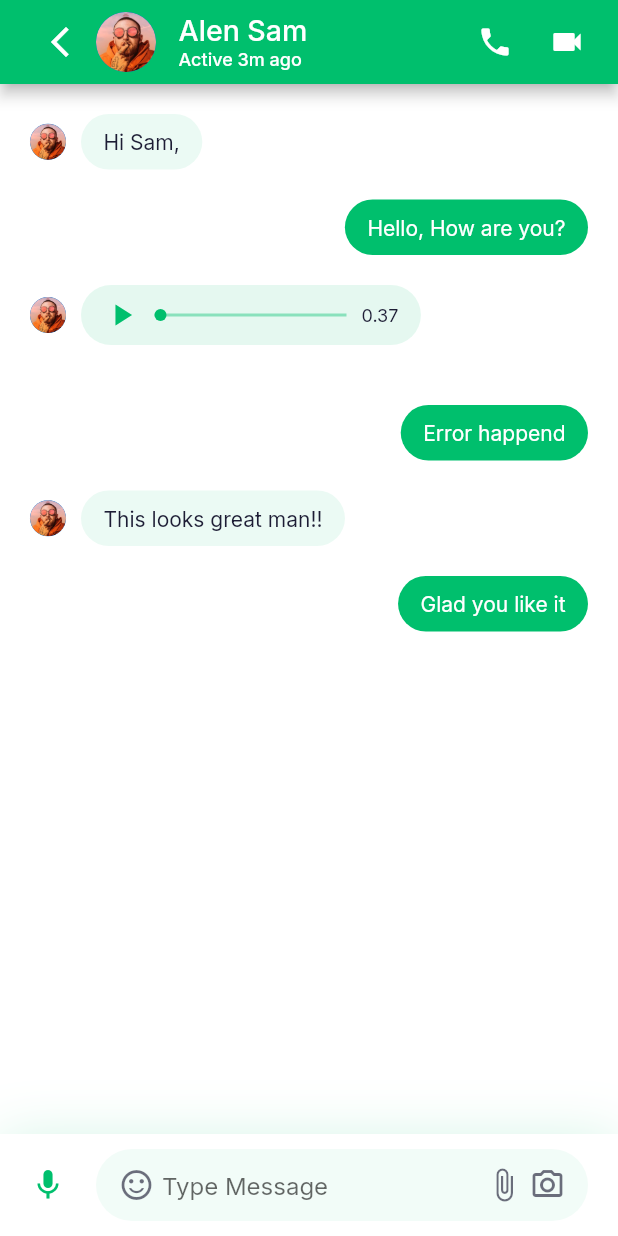
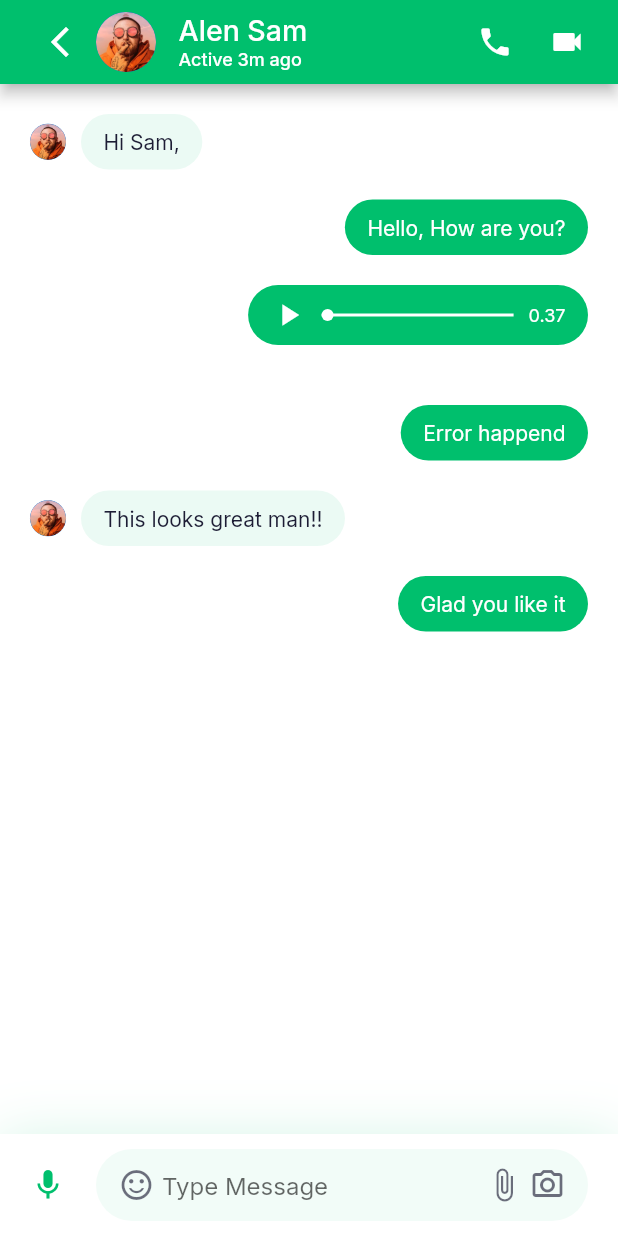
Before and after one commit to Soud-Haroon/Task_02, a Flutter app: the MessageScreen screen opened directly, on a phone screen of 412 x 824 dp. Run offline on Flutter 3.47's test engine with Material 2 defaults, Android fonts, the phone set to English and light mode, and no system bars; our stand-ins replace google_fonts.

Commit message:
play dot color
play dot color change on user if sender its white and if reciver green

```diff
--- a/lib/chatData/ChatMessage.dart
+++ b/lib/chatData/ChatMessage.dart
@@ -34,7 +34,7 @@ List demeChatMessages = [
     text: "",
     messageType: ChatMessageType.audio,
     messageStatus: MessageStatus.viewed,
-    isSender: false,
+    isSender: true,
   ),
   ChatMessage(
     text: "",
--- a/lib/messages/Components/audio_message.dart
+++ b/lib/messages/Components/audio_message.dart
@@ -33,7 +33,9 @@ class AudioMessage extends StatelessWidget {
                   Container(
                     width: double.infinity,
                     height: 2,
-                    color: kPrimaryGreen.withOpacity(0.4),
+                    color: message.isSender!
+                        ? Colors.white
+                        : kPrimaryGreen.withOpacity(0.4),
                   ),
                   Positioned(
                     left: 0,
@@ -41,7 +43,7 @@ class AudioMessage extends StatelessWidget {
                       height: 8,
                       width: 8,
                       decoration: BoxDecoration(
-                        color: kPrimaryGreen,
+                        color: message.isSender! ? Colors.white : kPrimaryGreen,
                         shape: BoxShape.circle,
                       ),
                     ),
```
